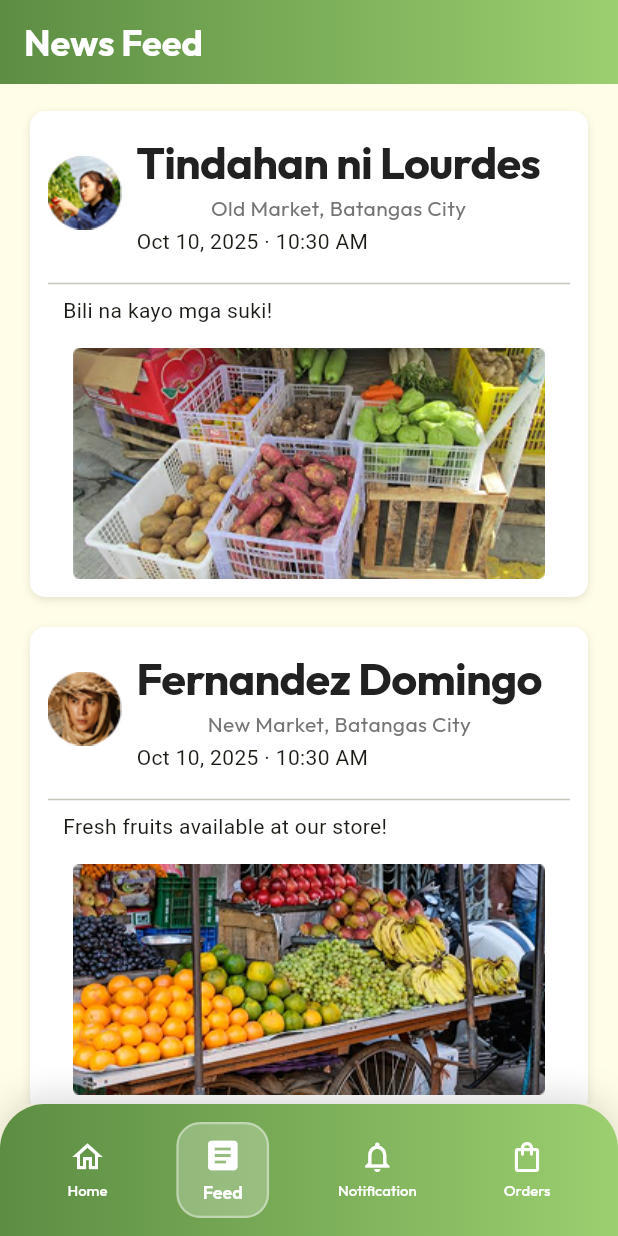
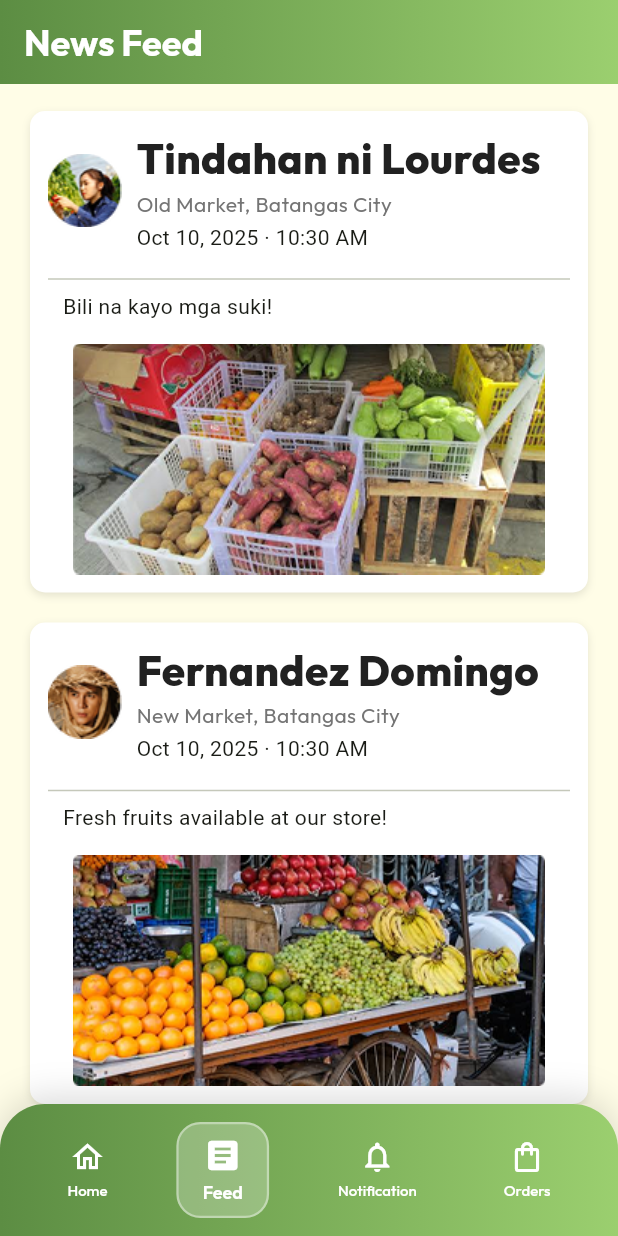
Before and after one commit to NoelSaludo/BukidLink, a Flutter app: the NewsFeedPage screen opened directly, on a phone screen of 412 x 824 dp. Run offline on Flutter 3.47's test engine with Material 3 defaults, Android fonts, the phone set to English and light mode, and no system bars; our stand-ins replace email_validator.

Commit message:
improved format for post tiles

```diff
--- a/lib/Widgets/Posts/PostUsername.dart
+++ b/lib/Widgets/Posts/PostUsername.dart
@@ -19,12 +19,13 @@ class PostUsername extends StatelessWidget {
   @override
   Widget build(BuildContext context) {
     return Container(
-      child: Column(children: [
+      child: Column(
+        crossAxisAlignment: CrossAxisAlignment.start,
+        children: [
         SizedBox(
-
           child: Text(
           username,
-          style: AppTextStyles.PRODUCT_NAME_LARGE,
+          style: AppTextStyles.PRODUCT_NAME_HEADER,
           ),
         ),
         Text(
--- a/pubspec.yaml
+++ b/pubspec.yaml
@@ -34,7 +34,6 @@ dependencies:
   google_fonts: ^6.3.2
   uuid: ^4.4.0
   crypto: ^3.0.3
-  intl: ^0.19.0
 
   # The following adds the Cupertino Icons font to your application.
   # Use with the CupertinoIcons class for iOS style icons.
```
Also changed, not shown: pubspec.lock.
